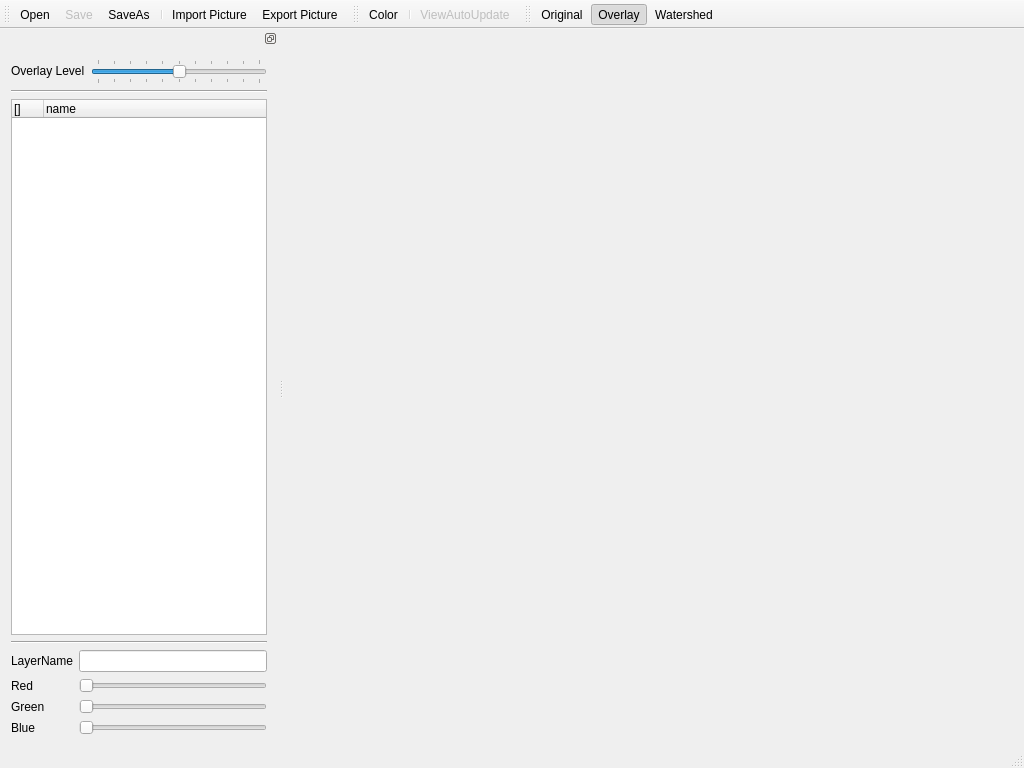
Old version of the form ui_main_window.ui in the repository MizunagiKB/watershed_layer.
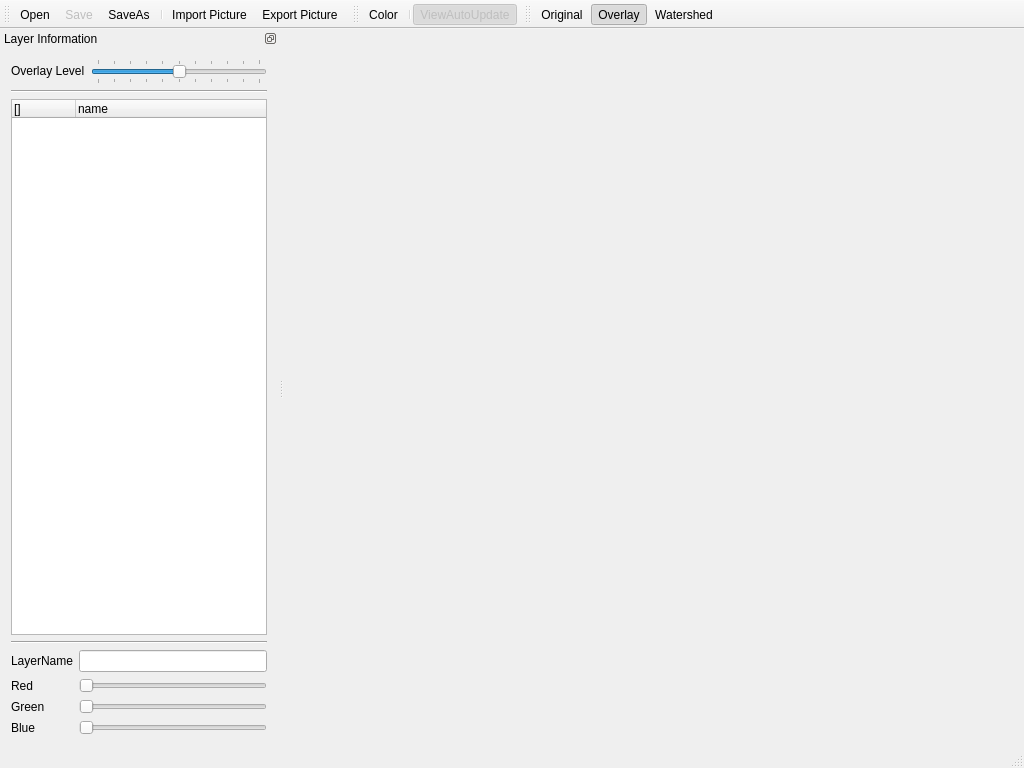
New version of the form. Icons and pictures are not drawn.

What changed in the file:
```diff
--- a/ui_main_window.ui
+++ b/ui_main_window.ui
@@ -19,6 +19,9 @@
    <property name="features">
     <set>QDockWidget::DockWidgetFloatable|QDockWidget::DockWidgetMovable</set>
    </property>
+   <property name="windowTitle">
+    <string>Layer Information</string>
+   </property>
    <attribute name="dockWidgetArea">
     <number>1</number>
    </attribute>
@@ -105,6 +108,12 @@
        <property name="alternatingRowColors">
         <bool>false</bool>
        </property>
+       <property name="iconSize">
+        <size>
+         <width>48</width>
+         <height>16</height>
+        </size>
+       </property>
        <property name="verticalScrollMode">
         <enum>QAbstractItemView::ScrollPerItem</enum>
        </property>
@@ -124,11 +133,14 @@
         <bool>true</bool>
        </attribute>
        <attribute name="headerDefaultSectionSize">
-        <number>32</number>
+        <number>64</number>
        </attribute>
        <attribute name="headerHighlightSections">
         <bool>false</bool>
        </attribute>
+       <attribute name="headerMinimumSectionSize">
+        <number>32</number>
+       </attribute>
        <attribute name="headerShowSortIndicator" stdset="0">
         <bool>false</bool>
        </attribute>
@@ -357,6 +369,12 @@
    </property>
   </action>
   <action name="action_ViewAutoUpdate">
+   <property name="checkable">
+    <bool>true</bool>
+   </property>
+   <property name="checked">
+    <bool>true</bool>
+   </property>
    <property name="enabled">
     <bool>false</bool>
    </property>
```
Left out of the diff: 78 changed lines with no effect on the pictures.
